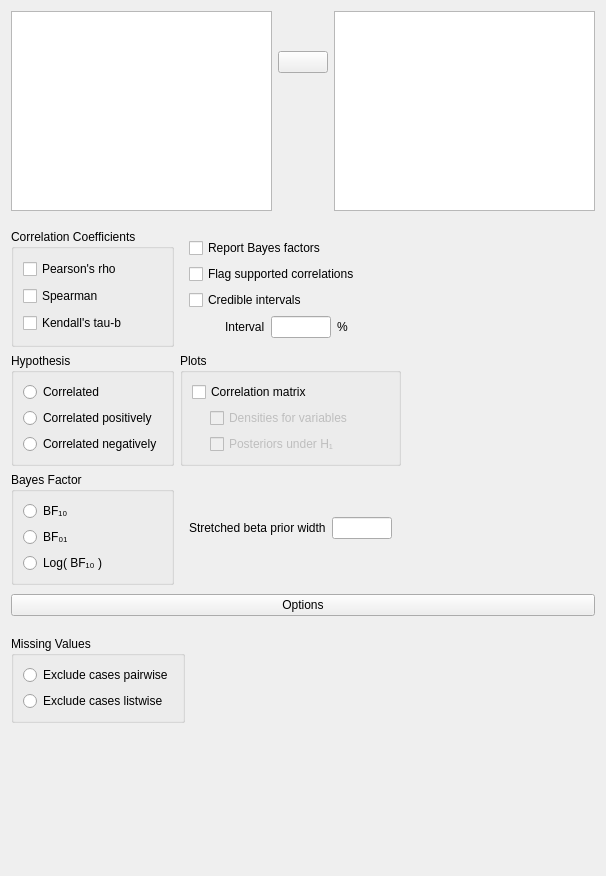
First picture: the form in JASP-Desktop/analysisforms/correlationbayesianform.ui, repository jasp-stats/jasp-desktop, before the edit.
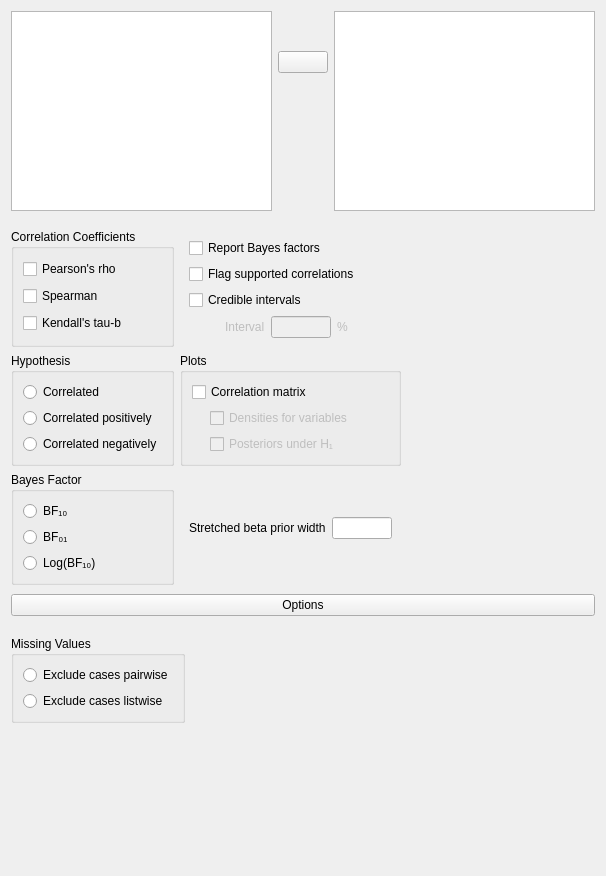
Second picture: the form after the edit. Custom widgets are drawn as their Qt base class.

```diff
--- a/JASP-Desktop/analysisforms/correlationbayesianform.ui
+++ b/JASP-Desktop/analysisforms/correlationbayesianform.ui
@@ -221,7 +221,10 @@
              <number>9</number>
             </property>
             <item row="4" column="1">
-             <widget class="QWidget" name="credibleIntervalsIntervalContainer" native="true">
+             <widget class="QWidget" name="ciValueContainer" native="true">
+              <property name="enabled">
+               <bool>false</bool>
+              </property>
               <layout class="QGridLayout" name="gridLayout_4">
                <property name="leftMargin">
                 <number>0</number>
@@ -362,7 +365,7 @@
             <item row="2" column="0">
              <widget class="QRadioButton" name="radioButton_3">
               <property name="text">
-               <string>Log( BF₁₀ )</string>
+               <string>Log(BF₁₀)</string>
               </property>
              </widget>
             </item>
```
Left out of the diff: 20 changed lines with no effect on the pictures.
